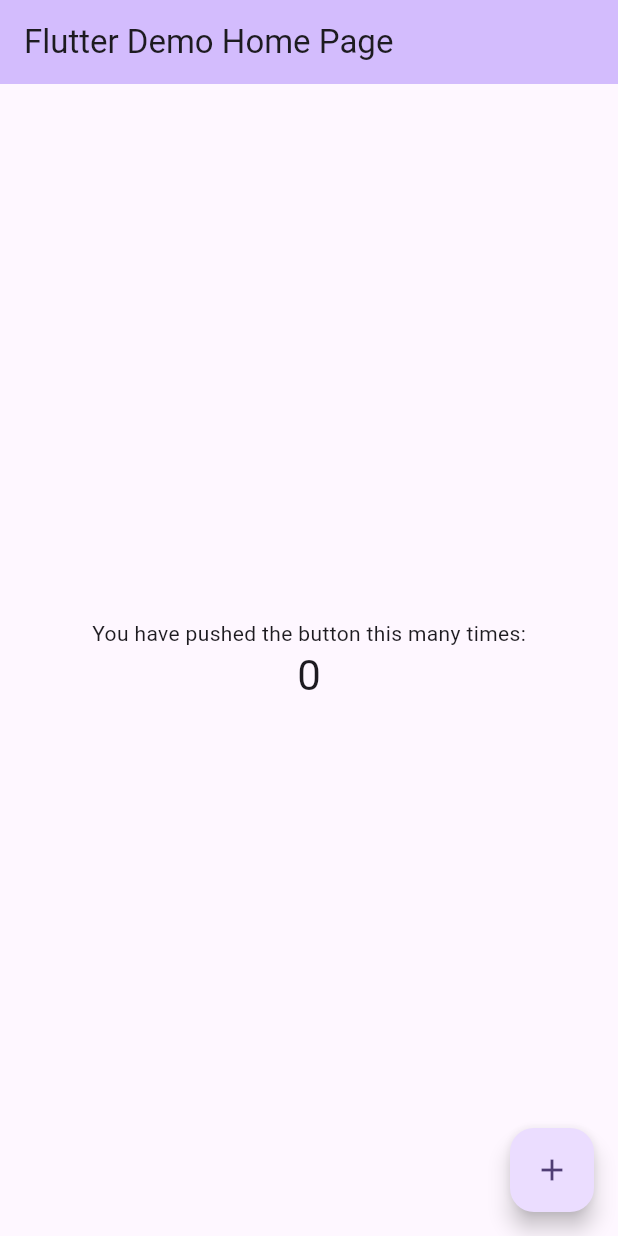
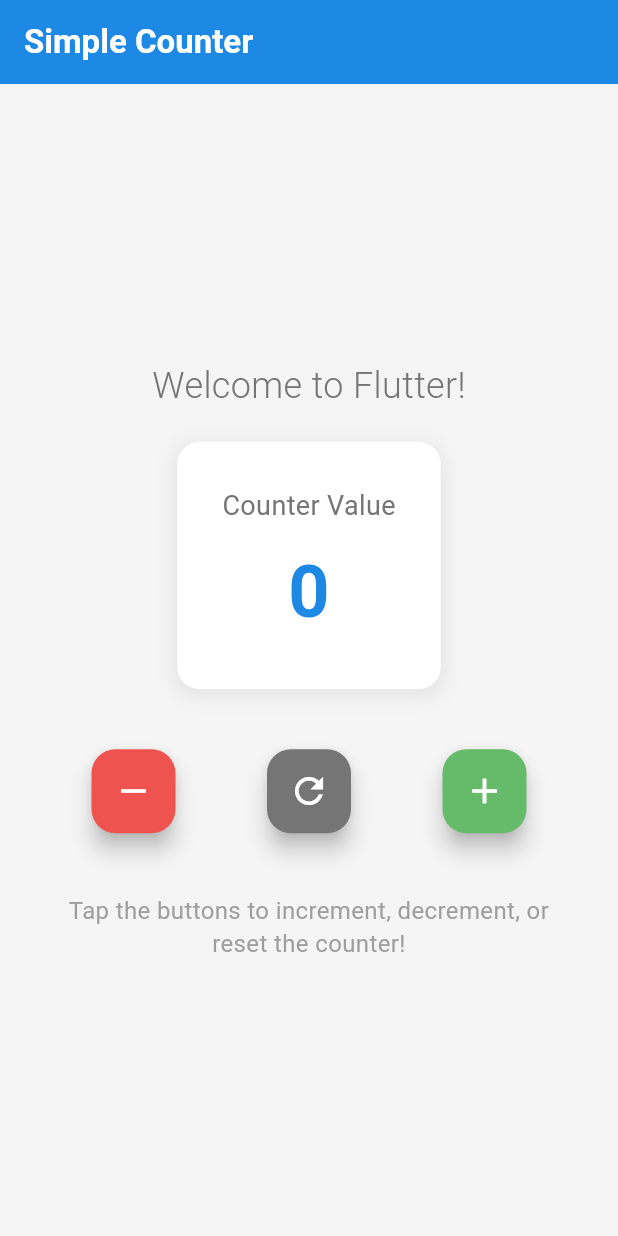
Before and after one commit to devwilldo/flutter-journey, a Flutter app: the screen it shows after launch, on a phone screen of 412 x 824 dp. Run offline on Flutter 3.47's test engine with Material 3 defaults, Android fonts, the light colour scheme and no system bars.

Commit message:
counter app push 1

```diff
--- a/simple_counter_app/lib/main.dart
+++ b/simple_counter_app/lib/main.dart
@@ -1,122 +1,178 @@
 import 'package:flutter/material.dart';
 
 void main() {
-  runApp(const MyApp());
+  runApp(MyApp());
 }
 
 class MyApp extends StatelessWidget {
   const MyApp({super.key});
 
-  // This widget is the root of your application.
   @override
   Widget build(BuildContext context) {
     return MaterialApp(
-      title: 'Flutter Demo',
+      title: 'Simple Counter App',
       theme: ThemeData(
-        // This is the theme of your application.
-        //
-        // TRY THIS: Try running your application with "flutter run". You'll see
-        // the application has a purple toolbar. Then, without quitting the app,
-        // try changing the seedColor in the colorScheme below to Colors.green
-        // and then invoke "hot reload" (save your changes or press the "hot
-        // reload" button in a Flutter-supported IDE, or press "r" if you used
-        // the command line to start the app).
-        //
-        // Notice that the counter didn't reset back to zero; the application
-        // state is not lost during the reload. To reset the state, use hot
-        // restart instead.
-        //
-        // This works for code too, not just values: Most code changes can be
-        // tested with just a hot reload.
-        colorScheme: ColorScheme.fromSeed(seedColor: Colors.deepPurple),
+        primarySwatch: Colors.blue,
+        visualDensity: VisualDensity.adaptivePlatformDensity,
       ),
-      home: const MyHomePage(title: 'Flutter Demo Home Page'),
+      home: CounterScreen(),
+      debugShowCheckedModeBanner: false,
     );
   }
 }
 
-class MyHomePage extends StatefulWidget {
-  const MyHomePage({super.key, required this.title});
-
-  // This widget is the home page of your application. It is stateful, meaning
-  // that it has a State object (defined below) that contains fields that affect
-  // how it looks.
-
-  // This class is the configuration for the state. It holds the values (in this
-  // case the title) provided by the parent (in this case the App widget) and
-  // used by the build method of the State. Fields in a Widget subclass are
-  // always marked "final".
-
-  final String title;
+class CounterScreen extends StatefulWidget {
+  const CounterScreen({super.key});
 
   @override
-  State<MyHomePage> createState() => _MyHomePageState();
+  // ignore: library_private_types_in_public_api
+  _CounterScreenState createState() => _CounterScreenState();
 }
 
-class _MyHomePageState extends State<MyHomePage> {
+class _CounterScreenState extends State<CounterScreen> {
   int _counter = 0;
 
   void _incrementCounter() {
     setState(() {
-      // This call to setState tells the Flutter framework that something has
-      // changed in this State, which causes it to rerun the build method below
-      // so that the display can reflect the updated values. If we changed
-      // _counter without calling setState(), then the build method would not be
-      // called again, and so nothing would appear to happen.
       _counter++;
+    });
+  }
+
+  void _decrementCounter() {
+    setState(() {
+      if (_counter > 0) {
+        _counter--;
+      }
+    });
+  }
+
+  void _resetCounter() {
+    setState(() {
+      _counter = 0;
     });
   }
 
   @override
   Widget build(BuildContext context) {
-    // This method is rerun every time setState is called, for instance as done
-    // by the _incrementCounter method above.
-    //
-    // The Flutter framework has been optimized to make rerunning build methods
-    // fast, so that you can just rebuild anything that needs updating rather
-    // than having to individually change instances of widgets.
     return Scaffold(
+      backgroundColor: Colors.grey[100],
       appBar: AppBar(
-        // TRY THIS: Try changing the color here to a specific color (to
-        // Colors.amber, perhaps?) and trigger a hot reload to see the AppBar
-        // change color while the other colors stay the same.
-        backgroundColor: Theme.of(context).colorScheme.inversePrimary,
-        // Here we take the value from the MyHomePage object that was created by
-        // the App.build method, and use it to set our appbar title.
-        title: Text(widget.title),
+        title: Text(
+          'Simple Counter',
+          style: TextStyle(
+            fontSize: 22,
+            fontWeight: FontWeight.bold,
+            color: Colors.white,
+          ),
+        ),
+        backgroundColor: Colors.blue[600],
+        elevation: 0,
       ),
       body: Center(
-        // Center is a layout widget. It takes a single child and positions it
-        // in the middle of the parent.
         child: Column(
-          // Column is also a layout widget. It takes a list of children and
-          // arranges them vertically. By default, it sizes itself to fit its
-          // children horizontally, and tries to be as tall as its parent.
-          //
-          // Column has various properties to control how it sizes itself and
-          // how it positions its children. Here we use mainAxisAlignment to
-          // center the children vertically; the main axis here is the vertical
-          // axis because Columns are vertical (the cross axis would be
-          // horizontal).
-          //
-          // TRY THIS: Invoke "debug painting" (choose the "Toggle Debug Paint"
-          // action in the IDE, or press "p" in the console), to see the
-          // wireframe for each widget.
           mainAxisAlignment: MainAxisAlignment.center,
           children: <Widget>[
-            const Text('You have pushed the button this many times:'),
+            // Welcome text
             Text(
-              '$_counter',
-              style: Theme.of(context).textTheme.headlineMedium,
+              'Welcome to Flutter!',
+              style: TextStyle(
+                fontSize: 24,
+                fontWeight: FontWeight.w300,
+                color: Colors.grey[600],
+              ),
+            ),
+            SizedBox(height: 20),
+
+            // Counter display card
+            Container(
+              margin: EdgeInsets.symmetric(horizontal: 20),
+              padding: EdgeInsets.all(30),
+              decoration: BoxDecoration(
+                color: Colors.white,
+                borderRadius: BorderRadius.circular(15),
+                boxShadow: [
+                  BoxShadow(
+                    // ignore: deprecated_member_use
+                    color: Colors.grey.withOpacity(0.2),
+                    spreadRadius: 2,
+                    blurRadius: 10,
+                    offset: Offset(0, 3),
+                  ),
+                ],
+              ),
+              child: Column(
+                children: [
+                  Text(
+                    'Counter Value',
+                    style: TextStyle(
+                      fontSize: 18,
+                      color: Colors.grey[600],
+                      fontWeight: FontWeight.w400,
+                    ),
+                  ),
+                  SizedBox(height: 10),
+                  Text(
+                    '$_counter',
+                    style: TextStyle(
+                      fontSize: 48,
+                      fontWeight: FontWeight.bold,
+                      color: Colors.blue[600],
+                    ),
+                  ),
+                ],
+              ),
+            ),
+
+            SizedBox(height: 40),
+
+            // Button row
+            Row(
+              mainAxisAlignment: MainAxisAlignment.spaceEvenly,
+              children: [
+                // Decrement button
+                FloatingActionButton(
+                  onPressed: _decrementCounter,
+                  tooltip: 'Decrease',
+                  backgroundColor: Colors.red[400],
+                  child: Icon(Icons.remove, color: Colors.white, size: 28),
+                ),
+
+                // Reset button
+                FloatingActionButton(
+                  onPressed: _resetCounter,
+                  tooltip: 'Reset',
+                  backgroundColor: Colors.grey[600],
+                  child: Icon(Icons.refresh, color: Colors.white, size: 28),
+                ),
+
+                // Increment button
+                FloatingActionButton(
+                  onPressed: _incrementCounter,
+                  tooltip: 'Increase',
+                  backgroundColor: Colors.green[400],
+                  child: Icon(Icons.add, color: Colors.white, size: 28),
+                ),
+              ],
+            ),
+
+            SizedBox(height: 40),
+
+            // Instructions text
+            Container(
+              margin: EdgeInsets.symmetric(horizontal: 30),
+              child: Text(
+                'Tap the buttons to increment, decrement, or reset the counter!',
+                textAlign: TextAlign.center,
+                style: TextStyle(
+                  fontSize: 16,
+                  color: Colors.grey[500],
+                  height: 1.4,
+                ),
+              ),
             ),
           ],
         ),
       ),
-      floatingActionButton: FloatingActionButton(
-        onPressed: _incrementCounter,
-        tooltip: 'Increment',
-        child: const Icon(Icons.add),
-      ), // This trailing comma makes auto-formatting nicer for build methods.
     );
   }
 }
```
Also changed, not shown: simple_counter_app/pubspec.lock, 1 other file.
